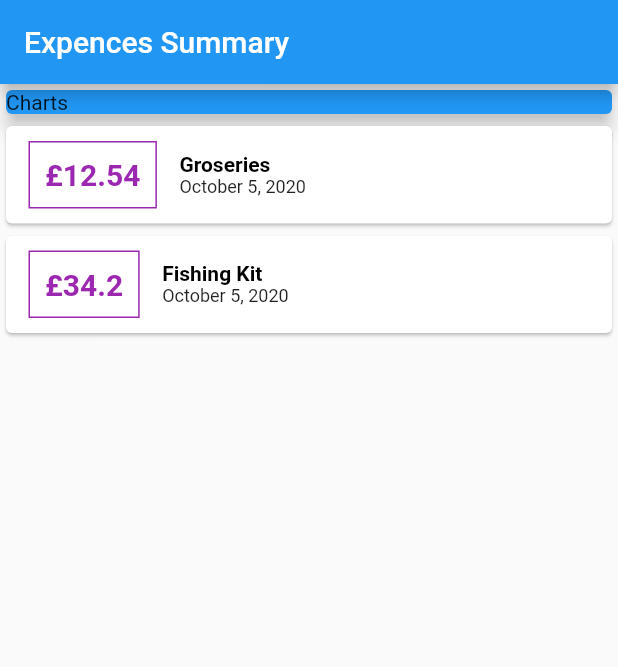
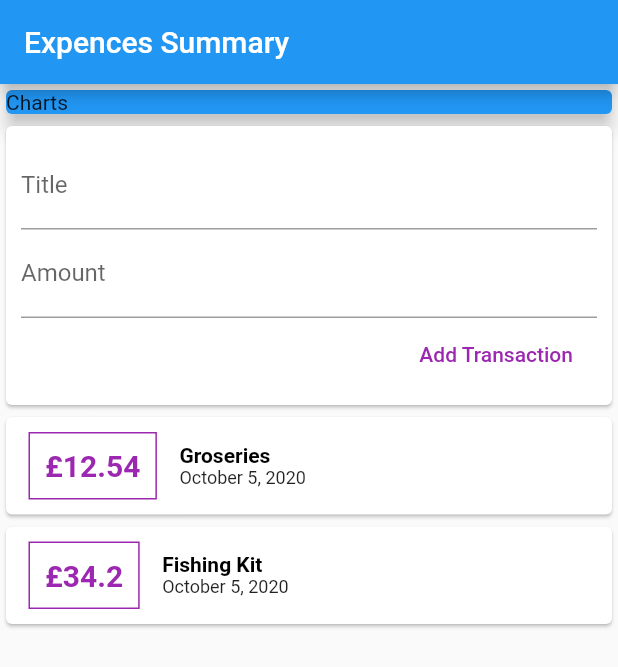
Before and after one commit to NCFUSN/Budget, a Flutter app: the screen it shows after launch, on a phone screen of 412 x 824 dp. Shown: the top 667 px of the screen. Run offline on Flutter 3.47's test engine with Material 2 defaults, Android fonts, the phone set to English and light mode, and no system bars.

Commit message:
TitleInput and AmountInput

```diff
--- a/lib/main.dart
+++ b/lib/main.dart
@@ -29,6 +29,10 @@ class MyHomePage extends StatelessWidget {
         time: DateTime.now(),
         currency: '£')
   ];
+
+  String titleInput;
+  String amountInput;
+
   @override
   Widget build(BuildContext context) {
     return Scaffold(
@@ -46,6 +50,34 @@ class MyHomePage extends StatelessWidget {
                 color: Colors.blue,
                 elevation: 5,
                 child: Text('Charts'),
+              ),
+            ),
+            Card(
+              child: Container(
+                padding: EdgeInsets.all(10),
+                child: Column(
+                  crossAxisAlignment: CrossAxisAlignment.end,
+                  children: [
+                    TextField(
+                      decoration: InputDecoration(labelText: 'Title'),
+                      onChanged: (value) {
+                        titleInput = value;
+                      },
+                    ),
+                    TextField(
+                      decoration: InputDecoration(labelText: 'Amount'),
+                      onChanged: (value) => amountInput = value,
+                    ),
+                    FlatButton(
+                      onPressed: () {
+                        print(titleInput);
+                        print(amountInput);
+                      },
+                      child: Text('Add Transaction'),
+                      textColor: Colors.purple,
+                    )
+                  ],
+                ),
               ),
             ),
             Column(
```
